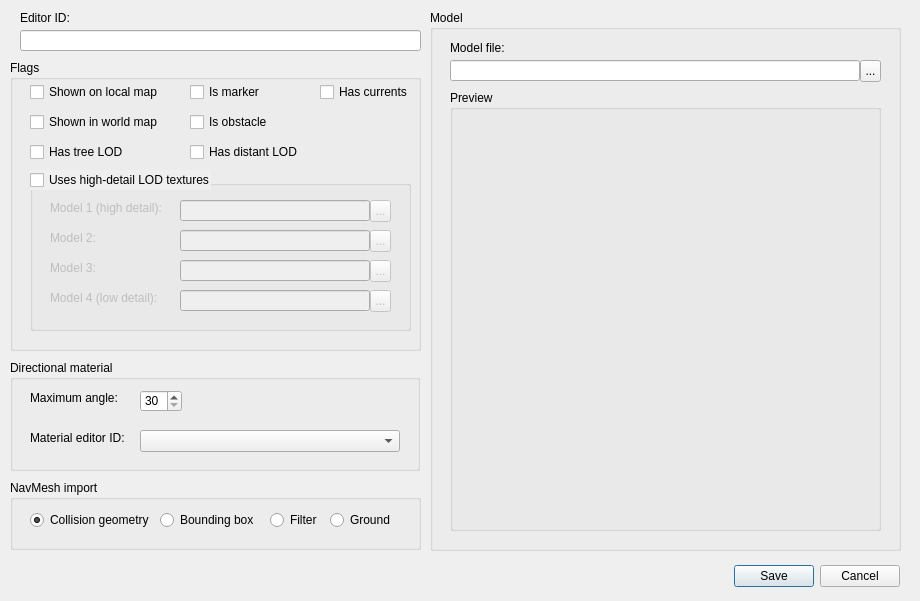
First picture: the form in ui/STATeditor.ui, repository kstemp/TESviewer, before the edit.
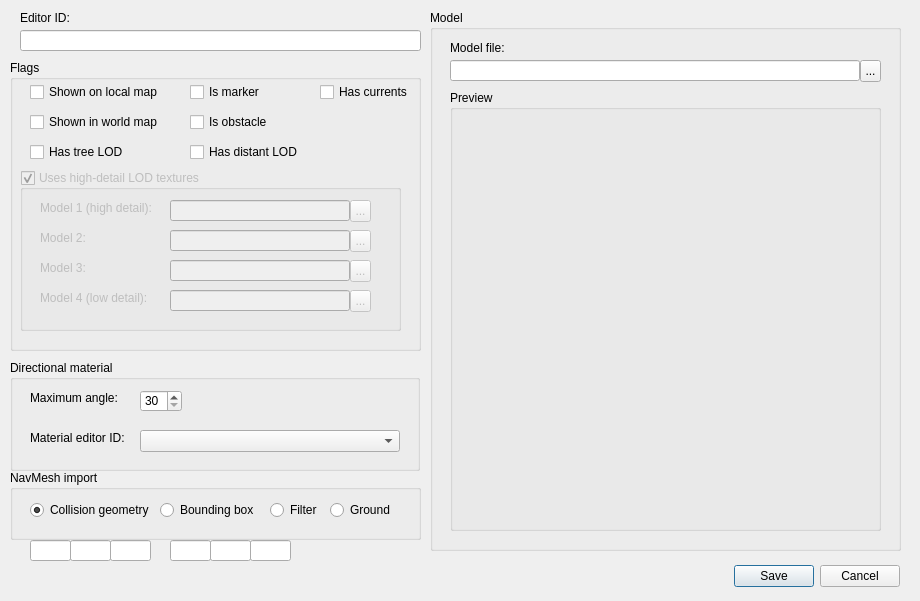
Second picture: the form after the edit.

What changed in the file:
```diff
--- a/ui/STATeditor.ui
+++ b/ui/STATeditor.ui
@@ -150,20 +150,23 @@
     </property>
     <property name="geometry">
      <rect>
-      <x>20</x>
-      <y>120</y>
+      <x>10</x>
+      <y>110</y>
       <width>381</width>
-      <height>151</height>
+      <height>161</height>
      </rect>
     </property>
     <property name="title">
-     <string/>
+     <string>Uses high-detail LOD textures</string>
+    </property>
+    <property name="checkable">
+     <bool>true</bool>
     </property>
     <widget class="QLabel" name="label_3">
      <property name="geometry">
       <rect>
        <x>20</x>
-       <y>20</y>
+       <y>30</y>
        <width>121</width>
        <height>16</height>
       </rect>
@@ -176,8 +179,8 @@
      <property name="geometry">
       <rect>
        <x>150</x>
-       <y>20</y>
-       <width>190</width>
+       <y>30</y>
+       <width>180</width>
        <height>21</height>
       </rect>
      </property>
@@ -185,8 +188,8 @@
     <widget class="QToolButton" name="toolButton_2">
      <property name="geometry">
       <rect>
-       <x>340</x>
-       <y>20</y>
+       <x>330</x>
+       <y>30</y>
        <width>21</width>
        <height>22</height>
       </rect>
@@ -198,8 +201,8 @@
     <widget class="QToolButton" name="toolButton_3">
      <property name="geometry">
       <rect>
-       <x>340</x>
-       <y>50</y>
+       <x>330</x>
+       <y>60</y>
        <width>21</width>
        <height>22</height>
       </rect>
@@ -212,7 +215,7 @@
      <property name="geometry">
       <rect>
        <x>20</x>
-       <y>50</y>
+       <y>60</y>
        <width>121</width>
        <height>16</height>
       </rect>
@@ -225,8 +228,8 @@
      <property name="geometry">
       <rect>
        <x>150</x>
-       <y>50</y>
-       <width>190</width>
+       <y>60</y>
+       <width>180</width>
        <height>21</height>
       </rect>
      </property>
@@ -234,8 +237,8 @@
     <widget class="QToolButton" name="toolButton_4">
      <property name="geometry">
       <rect>
-       <x>340</x>
-       <y>80</y>
+       <x>330</x>
+       <y>90</y>
        <width>21</width>
        <height>22</height>
       </rect>
@@ -248,7 +251,7 @@
      <property name="geometry">
       <rect>
        <x>20</x>
-       <y>80</y>
+       <y>90</y>
        <width>121</width>
        <height>16</height>
       </rect>
@@ -261,8 +264,8 @@
      <property name="geometry">
       <rect>
        <x>150</x>
-       <y>80</y>
-       <width>190</width>
+       <y>90</y>
+       <width>180</width>
        <height>21</height>
       </rect>
      </property>
@@ -270,8 +273,8 @@
     <widget class="QToolButton" name="toolButton_5">
      <property name="geometry">
       <rect>
-       <x>340</x>
-       <y>110</y>
+       <x>330</x>
+       <y>120</y>
        <width>21</width>
        <height>22</height>
       </rect>
@@ -284,7 +287,7 @@
      <property name="geometry">
       <rect>
        <x>20</x>
-       <y>110</y>
+       <y>120</y>
        <width>121</width>
        <height>16</height>
       </rect>
@@ -297,29 +300,13 @@
      <property name="geometry">
       <rect>
        <x>150</x>
-       <y>110</y>
-       <width>190</width>
+       <y>120</y>
+       <width>180</width>
        <height>21</height>
       </rect>
      </property>
     </widget>
    </widget>
-   <widget class="QCheckBox" name="cb_highDefLOD">
-    <property name="geometry">
-     <rect>
-      <x>20</x>
-      <y>110</y>
-      <width>181</width>
-      <height>20</height>
-     </rect>
-    </property>
-    <property name="autoFillBackground">
-     <bool>true</bool>
-    </property>
-    <property name="text">
-     <string>Uses high-detail LOD textures</string>
-    </property>
-   </widget>
   </widget>
   <widget class="QLineEdit" name="edit_EDID">
    <property name="geometry">
@@ -478,7 +465,7 @@
    <property name="geometry">
     <rect>
      <x>10</x>
-     <y>480</y>
+     <y>470</y>
      <width>411</width>
      <height>70</height>
     </rect>
@@ -545,6 +532,66 @@
     </property>
    </widget>
   </widget>
+  <widget class="QLineEdit" name="x1">
+   <property name="geometry">
+    <rect>
+     <x>30</x>
+     <y>540</y>
+     <width>41</width>
+     <height>21</height>
+    </rect>
+   </property>
+  </widget>
+  <widget class="QLineEdit" name="y1">
+   <property name="geometry">
+    <rect>
+     <x>70</x>
+     <y>540</y>
+     <width>41</width>
+     <height>21</height>
+    </rect>
+   </property>
+  </widget>
+  <widget class="QLineEdit" name="z1">
+   <property name="geometry">
+    <rect>
+     <x>110</x>
+     <y>540</y>
+     <width>41</width>
+     <height>21</height>
+    </rect>
+   </property>
+  </widget>
+  <widget class="QLineEdit" name="x2">
+   <property name="geometry">
+    <rect>
+     <x>170</x>
+     <y>540</y>
+     <width>41</width>
+     <height>21</height>
+    </rect>
+   </property>
+  </widget>
+  <widget class="QLineEdit" name="y2">
+   <property name="geometry">
+    <rect>
+     <x>210</x>
+     <y>540</y>
+     <width>41</width>
+     <height>21</height>
+    </rect>
+   </property>
+  </widget>
+  <widget class="QLineEdit" name="z2">
+   <property name="geometry">
+    <rect>
+     <x>250</x>
+     <y>540</y>
+     <width>41</width>
+     <height>21</height>
+    </rect>
+   </property>
+  </widget>
  </widget>
  <resources/>
  <connections>
```
